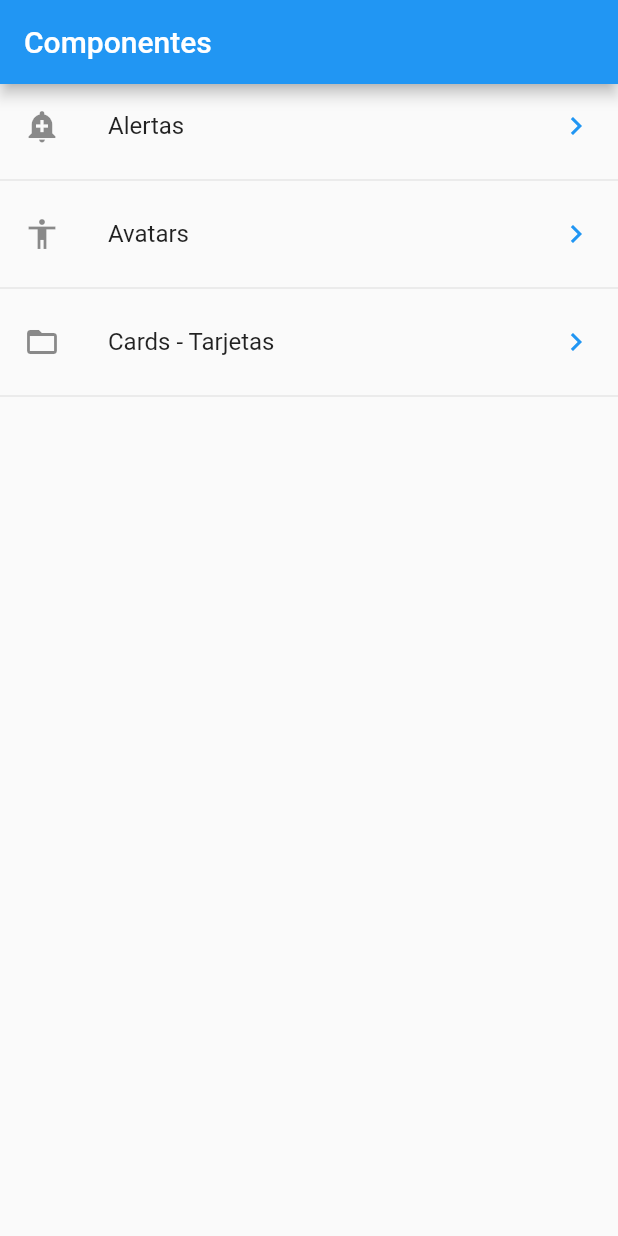
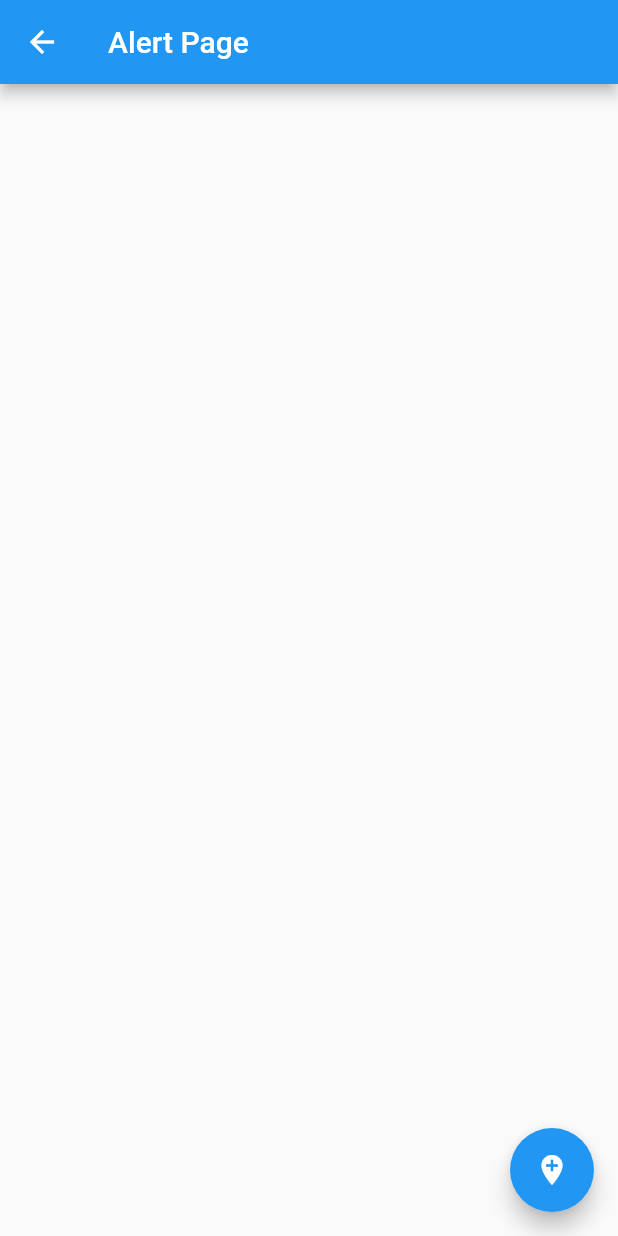
Before and after one commit to himuraxkenji/ideal-memory, a Flutter app: the screen it shows after launch, after a tap on "Alertas", on a phone screen of 412 x 824 dp. Run offline on Flutter 3.47's test engine with Material 2 defaults, Android fonts, the phone set to English and light mode, and no system bars.

Commit message:
Routing to new Page

```diff
--- /dev/null
+++ b/lib/src/pages/alert_page.dart
@@ -0,0 +1,20 @@
+import 'package:flutter/material.dart';
+
+class AlertPage extends StatelessWidget {
+
+  @override
+  Widget build(BuildContext context) {
+    return Scaffold(
+      appBar: AppBar(
+        title: Text('Alert Page'),
+      ),
+      floatingActionButton: FloatingActionButton(
+        onPressed: (){
+          Navigator.pop(context);
+        },
+        child: Icon(Icons.add_location),
+      ),
+
+    );
+  }
+}
--- a/lib/src/pages/home_page.dart
+++ b/lib/src/pages/home_page.dart
@@ -1,3 +1,4 @@
+import 'package:componentes/src/pages/alert_page.dart';
 import 'package:componentes/src/utils/icono_string_util.dart';
 import 'package:flutter/material.dart';
 import 'package:componentes/src/providers/menu_provider.dart';
@@ -21,14 +22,14 @@ class HomePage extends StatelessWidget {
       initialData: [],
       builder: (context, AsyncSnapshot<List<dynamic>> snapshot){
         return ListView(
-          children: _listaItems(snapshot.data),
+          children: _listaItems(snapshot.data, context),
         );
       },
     );
 
   }
 
-  List<Widget> _listaItems(List<dynamic> data) {
+  List<Widget> _listaItems(List<dynamic> data, BuildContext context) {
 
     final List<Widget> opciones = [];
 
@@ -37,7 +38,13 @@ class HomePage extends StatelessWidget {
         title: Text(opt['texto']),
         leading: getIcon(opt['icon']),
         trailing: Icon(Icons.keyboard_arrow_right, color: Colors.blue),
-        onTap: (){}
+        onTap: (){
+          final route = MaterialPageRoute(
+            builder: (context) => AlertPage()
+          );
+          Navigator.push(context, route);
+
+        }
       );
 
       opciones..add(widgetTemp)
```
Also changed, not shown: lib/src/pages/avatar_page.dart (added, +14 -0 lines), 1 other file.
